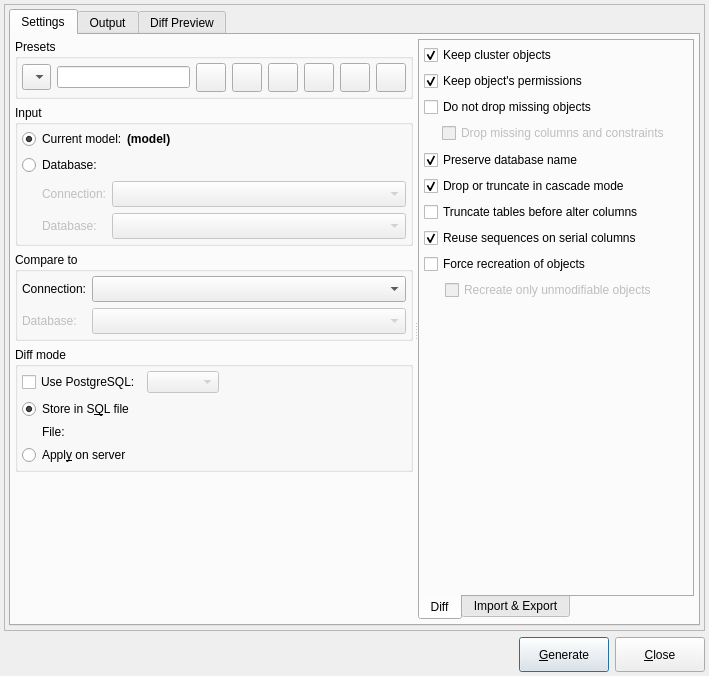
Qt form libpgmodeler_ui/ui/modeldatabasediffform.ui (pgmodeler/pgmodeler) before a commit.
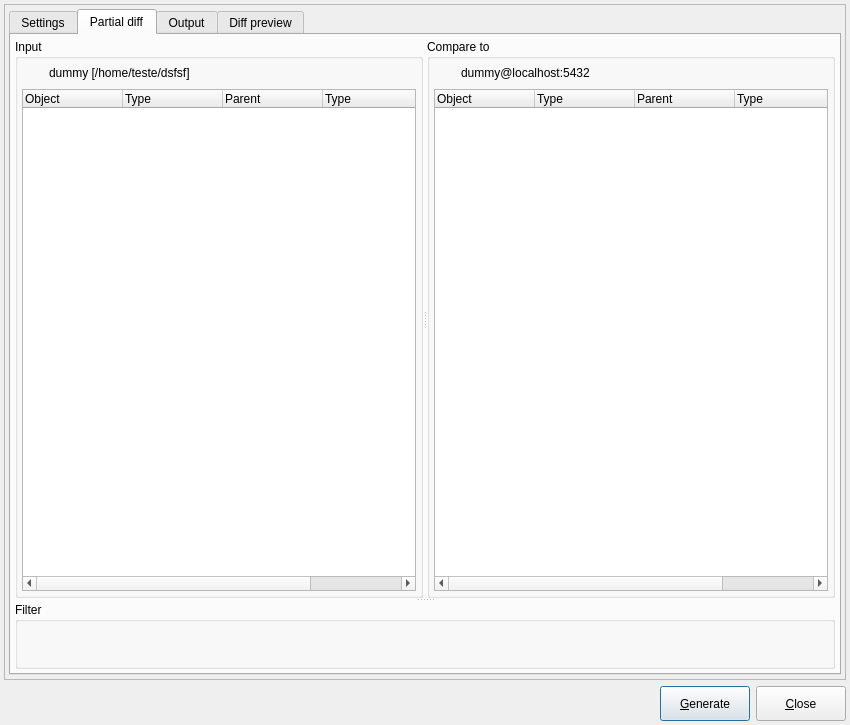
The same form after that commit. The open tabs and pages were chosen to show the change. Icons and pictures are not drawn.

Commit message: Creating initial structure for partial diffs in ModelDatabaseDiffForm

What changed in the file:
```diff
--- a/libpgmodeler_ui/ui/modeldatabasediffform.ui
+++ b/libpgmodeler_ui/ui/modeldatabasediffform.ui
@@ -9,8 +9,8 @@
    <rect>
     <x>0</x>
     <y>0</y>
-    <width>709</width>
-    <height>676</height>
+    <width>850</width>
+    <height>725</height>
    </rect>
   </property>
   <property name="sizePolicy">
@@ -21,8 +21,8 @@
   </property>
   <property name="minimumSize">
    <size>
-    <width>680</width>
-    <height>570</height>
+    <width>850</width>
+    <height>725</height>
    </size>
   </property>
   <property name="maximumSize">
@@ -84,7 +84,7 @@
       <property name="bottomMargin">
        <number>4</number>
       </property>
-      <item row="0" column="0">
+      <item row="1" column="0">
        <widget class="QTabWidget" name="settings_tbw">
         <property name="sizePolicy">
          <sizepolicy hsizetype="Expanding" vsizetype="Expanding">
@@ -125,6 +125,9 @@
             </property>
             <widget class="QWidget" name="layoutWidget">
              <layout class="QVBoxLayout" name="verticalLayout_6">
+              <property name="spacing">
+               <number>6</number>
+              </property>
               <item>
                <widget class="QGroupBox" name="presets_gb">
                 <property name="sizePolicy">
@@ -580,6 +583,9 @@
                  <property name="bottomMargin">
                   <number>4</number>
                  </property>
+                 <property name="horizontalSpacing">
+                  <number>6</number>
+                 </property>
                  <item row="0" column="0">
                   <widget class="QLabel" name="connection_lbl">
                    <property name="text">
@@ -659,9 +665,12 @@
                  </sizepolicy>
                 </property>
                 <property name="title">
-                 <string>Diff mode</string>
+                 <string>Options</string>
                 </property>
                 <layout class="QVBoxLayout" name="verticalLayout">
+                 <property name="spacing">
+                  <number>6</number>
+                 </property>
                  <property name="leftMargin">
                   <number>4</number>
                  </property>
@@ -676,6 +685,9 @@
                  </property>
                  <item>
                   <layout class="QHBoxLayout" name="horizontalLayout_17">
+                   <property name="spacing">
+                    <number>6</number>
+                   </property>
                    <item>
                     <widget class="QCheckBox" name="pgsql_ver_chk">
                      <property name="toolTip">
@@ -716,6 +728,9 @@
                  </item>
                  <item>
                   <layout class="QHBoxLayout" name="horizontalLayout_7">
+                   <property name="spacing">
+                    <number>6</number>
+                   </property>
                    <item>
                     <widget class="QRadioButton" name="store_in_file_rb">
                      <property name="sizePolicy">
@@ -810,6 +825,9 @@
                  </item>
                  <item>
                   <layout class="QHBoxLayout" name="horizontalLayout_8">
+                   <property name="spacing">
+                    <number>6</number>
+                   </property>
                    <item>
                     <widget class="QRadioButton" name="apply_on_server_rb">
                      <property name="enabled">
@@ -886,6 +904,9 @@
                <string>Diff</string>
               </attribute>
               <layout class="QVBoxLayout" name="verticalLayout_2">
+               <property name="spacing">
+                <number>6</number>
+               </property>
                <property name="leftMargin">
                 <number>4</number>
                </property>
@@ -898,8 +919,6 @@
                <property name="bottomMargin">
                 <number>4</number>
                </property>
-               <item>
-                <layout class="QHBoxLayout" name="horizontalLayout_12">
                  <item>
                   <widget class="QCheckBox" name="keep_cluster_objs_chk">
                    <property name="toolTip">
@@ -916,10 +935,6 @@
                    </property>
                   </widget>
                  </item>
-                </layout>
-               </item>
-               <item>
-                <layout class="QHBoxLayout" name="horizontalLayout_15">
                  <item>
                   <widget class="QCheckBox" name="keep_obj_perms_chk">
                    <property name="toolTip">
@@ -936,8 +951,6 @@
                    </property>
                   </widget>
                  </item>
-                </layout>
-               </item>
                <item>
                 <layout class="QGridLayout" name="gridLayout_12">
                  <item row="0" column="0" colspan="2">
@@ -999,8 +1012,6 @@
                  </item>
                 </layout>
                </item>
-               <item>
-                <layout class="QHBoxLayout" name="horizontalLayout_21">
                  <item>
                   <widget class="QCheckBox" name="preserve_db_name_chk">
                    <property name="toolTip">
@@ -1017,10 +1028,6 @@
                    </property>
                   </widget>
                  </item>
-                </layout>
-               </item>
-               <item>
-                <layout class="QHBoxLayout" name="horizontalLayout_16">
                  <item>
                   <widget class="QCheckBox" name="cascade_mode_chk">
                    <property name="enabled">
@@ -1040,10 +1047,6 @@
                    </property>
                   </widget>
                  </item>
-                </layout>
-               </item>
-               <item>
-                <layout class="QHBoxLayout" name="horizontalLayout_14">
                  <item>
                   <widget class="QCheckBox" name="trunc_tables_chk">
                    <property name="sizePolicy">
@@ -1063,10 +1066,6 @@
                    </property>
                   </widget>
                  </item>
-                </layout>
-               </item>
-               <item>
-                <layout class="QHBoxLayout" name="horizontalLayout_20">
                  <item>
                   <widget class="QCheckBox" name="reuse_sequences_chk">
                    <property name="sizePolicy">
@@ -1089,8 +1088,6 @@
                    </property>
                   </widget>
                  </item>
-                </layout>
-               </item>
                <item>
                 <layout class="QGridLayout" name="gridLayout_8">
                  <item row="0" column="0" colspan="2">
@@ -1380,6 +1377,346 @@
           </item>
          </layout>
         </widget>
+        <widget class="QWidget" name="tab_6">
+         <attribute name="title">
+          <string>Partial diff</string>
+         </attribute>
+         <layout class="QGridLayout" name="gridLayout">
+          <property name="leftMargin">
+           <number>4</number>
+          </property>
+          <property name="topMargin">
+           <number>4</number>
+          </property>
+          <property name="rightMargin">
+           <number>4</number>
+          </property>
+          <property name="bottomMargin">
+           <number>4</number>
+          </property>
+          <item row="0" column="0">
+           <widget class="QSplitter" name="pd_vsplitter">
+            <property name="orientation">
+             <enum>Qt::Vertical</enum>
+            </property>
+            <property name="childrenCollapsible">
+             <bool>false</bool>
+            </property>
+            <widget class="QSplitter" name="pd_hsplitter">
+             <property name="orientation">
+              <enum>Qt::Horizontal</enum>
+             </property>
+             <property name="childrenCollapsible">
+              <bool>false</bool>
+             </property>
+             <widget class="QGroupBox" name="pd_input_gb">
+              <property name="sizePolicy">
+               <sizepolicy hsizetype="Expanding" vsizetype="Expanding">
+                <horstretch>0</horstretch>
+                <verstretch>0</verstretch>
+               </sizepolicy>
+              </property>
+              <property name="title">
+               <string>Input</string>
+              </property>
+              <layout class="QVBoxLayout" name="verticalLayout_9">
+               <property name="leftMargin">
+                <number>4</number>
+               </property>
+               <property name="topMargin">
+                <number>4</number>
+               </property>
+               <property name="rightMargin">
+                <number>4</number>
+               </property>
+               <property name="bottomMargin">
+                <number>4</number>
+               </property>
+               <item>
+                <layout class="QHBoxLayout" name="horizontalLayout_14">
+                 <property name="spacing">
+                  <number>0</number>
+                 </property>
+                 <item>
+                  <widget class="QLabel" name="pd_input_ico_lbl">
+                   <property name="minimumSize">
+                    <size>
+                     <width>20</width>
+                     <height>20</height>
+                    </size>
+                   </property>
+                   <property name="maximumSize">
+                    <size>
+                     <width>22</width>
+                     <height>22</height>
+                    </size>
+                   </property>
+                   <property name="text">
+                    <string/>
+                   </property>
+                   <property name="pixmap">
+                    <pixmap resource="../res/resources.qrc">:/icones/icones/pgsqlModeler48x48.png</pixmap>
+                   </property>
+                   <property name="scaledContents">
+                    <bool>true</bool>
+                   </property>
+                  </widget>
+                 </item>
+                 <item>
+                  <widget class="QLabel" name="pd_input_lbl">
+                   <property name="sizePolicy">
+                    <sizepolicy hsizetype="Preferred" vsizetype="Preferred">
+                     <horstretch>0</horstretch>
+                     <verstretch>0</verstretch>
+                    </sizepolicy>
+                   </property>
+                   <property name="text">
+                    <string>dummy [/home/teste/dsfsf]</string>
+                   </property>
+                   <property name="indent">
+                    <number>5</number>
+                   </property>
+                  </widget>
+                 </item>
+                </layout>
+               </item>
+               <item>
+                <widget class="QTableWidget" name="filtered_objs_tbw">
+                 <property name="enabled">
+                  <bool>true</bool>
+                 </property>
+                 <property name="editTriggers">
+                  <set>QAbstractItemView::NoEditTriggers</set>
+                 </property>
+                 <property name="alternatingRowColors">
+                  <bool>true</bool>
+                 </property>
+                 <property name="selectionMode">
+                  <enum>QAbstractItemView::ExtendedSelection</enum>
+                 </property>
+                 <property name="selectionBehavior">
+                  <enum>QAbstractItemView::SelectRows</enum>
+                 </property>
+                 <property name="gridStyle">
+                  <enum>Qt::SolidLine</enum>
+                 </property>
+                 <property name="sortingEnabled">
+                  <bool>true</bool>
+                 </property>
+                 <column>
+                  <property name="text">
+                   <string>Object</string>
+                  </property>
+                  <property name="textAlignment">
+                   <set>AlignLeading|AlignVCenter</set>
+                  </property>
+                  <property name="icon">
+                   <iconset resource="../res/resources.qrc">
+                    <normaloff>:/icones/icones/table.png</normaloff>:/icones/icones/table.png</iconset>
+                  </property>
+                 </column>
+                 <column>
+                  <property name="text">
+                   <string>Type</string>
+                  </property>
+                  <property name="textAlignment">
+                   <set>AlignLeading|AlignVCenter</set>
+                  </property>
+                  <property name="icon">
+                   <iconset resource="../res/resources.qrc">
+                    <normaloff>:/icones/icones/usertype.png</normaloff>:/icones/icones/usertype.png</iconset>
+                  </property>
+                 </column>
+                 <column>
+                  <property name="text">
+                   <string>Parent</string>
+                  </property>
+                  <property name="textAlignment">
+                   <set>AlignLeading|AlignVCenter</set>
+                  </property>
+                  <property name="icon">
+                   <iconset resource="../res/resources.qrc">
+                    <normaloff>:/icones/icones/schema.png</normaloff>:/icones/icones/schema.png</iconset>
+                  </property>
+                 </column>
+                 <column>
+                  <property name="text">
+                   <string>Type</string>
+                  </property>
+                  <property name="textAlignment">
+                   <set>AlignLeading|AlignVCenter</set>
+                  </property>
+                  <property name="icon">
+                   <iconset resource="../res/resources.qrc">
+                    <normaloff>:/icones/icones/usertype.png</normaloff>:/icones/icones/usertype.png</iconset>
+                  </property>
+                 </column>
+                </widget>
+               </item>
+              </layout>
+             </widget>
+             <widget class="QGroupBox" name="pd_compare_to_gb">
+              <property name="sizePolicy">
+               <sizepolicy hsizetype="Expanding" vsizetype="Expanding">
+                <horstretch>0</horstretch>
+                <verstretch>0</verstretch>
+               </sizepolicy>
+              </property>
+              <property name="title">
+               <string>Compare to</string>
+              </property>
+              <layout class="QVBoxLayout" name="verticalLayout_10">
+               <property name="leftMargin">
+                <number>4</number>
+               </property>
+               <property name="topMargin">
+                <number>4</number>
+               </property>
+               <property name="rightMargin">
+                <number>4</number>
+               </property>
+               <property name="bottomMargin">
+                <number>4</number>
+               </property>
+               <item>
+                <layout class="QHBoxLayout" name="horizontalLayout_12">
+                 <property name="spacing">
+                  <number>0</number>
+                 </property>
+                 <item>
+                  <widget class="QLabel" name="pd_compare_to_ico_lbl">
+                   <property name="minimumSize">
+                    <size>
+                     <width>20</width>
+                     <height>20</height>
+                    </size>
+                   </property>
+                   <property name="maximumSize">
+                    <size>
+                     <width>22</width>
+                     <height>22</height>
+                    </size>
+                   </property>
+                   <property name="text">
+                    <string/>
+                   </property>
+                   <property name="pixmap">
+                    <pixmap resource="../res/resources.qrc">:/icones/icones/database.png</pixmap>
+                   </property>
+                   <property name="scaledContents">
+                    <bool>true</bool>
+                   </property>
+                  </widget>
+                 </item>
+                 <item>
+                  <widget class="QLabel" name="pd_compare_to_lbl">
+                   <property name="sizePolicy">
+                    <sizepolicy hsizetype="Preferred" vsizetype="Preferred">
+                     <horstretch>0</horstretch>
+                     <verstretch>0</verstretch>
+                    </sizepolicy>
+                   </property>
+                   <property name="text">
+                    <string>dummy@localhost:5432</string>
+                   </property>
+                   <property name="indent">
+                    <number>5</number>
+                   </property>
+                  </widget>
+                 </item>
+                </layout>
+               </item>
+               <item>
+                <widget class="QTableWidget" name="filtered_objs_tbw_2">
+                 <property name="enabled">
+                  <bool>true</bool>
+                 </property>
+                 <property name="editTriggers">
+                  <set>QAbstractItemView::NoEditTriggers</set>
+                 </property>
+                 <property name="alternatingRowColors">
+                  <bool>true</bool>
+                 </property>
+                 <property name="selectionMode">
+                  <enum>QAbstractItemView::ExtendedSelection</enum>
+                 </property>
+                 <property name="selectionBehavior">
+                  <enum>QAbstractItemView::SelectRows</enum>
+                 </property>
+                 <property name="gridStyle">
+                  <enum>Qt::SolidLine</enum>
+                 </property>
+                 <property name="sortingEnabled">
+                  <bool>true</bool>
+                 </property>
+                 <column>
+                  <property name="text">
+                   <string>Object</string>
+                  </property>
+                  <property name="textAlignment">
+                   <set>AlignLeading|AlignVCenter</set>
+                  </property>
+                  <property name="icon">
+                   <iconset resource="../res/resources.qrc">
+                    <normaloff>:/icones/icones/table.png</normaloff>:/icones/icones/table.png</iconset>
+                  </property>
+                 </column>
+                 <column>
+                  <property name="text">
+                   <string>Type</string>
+                  </property>
+                  <property name="textAlignment">
+                   <set>AlignLeading|AlignVCenter</set>
+                  </property>
+                  <property name="icon">
+                   <iconset resource="../res/resources.qrc">
+                    <normaloff>:/icones/icones/usertype.png</normaloff>:/icones/icones/usertype.png</iconset>
+                  </property>
+                 </column>
+                 <column>
+                  <property name="text">
+                   <string>Parent</string>
+                  </property>
+                  <property name="textAlignment">
+                   <set>AlignLeading|AlignVCenter</set>
+                  </property>
+                  <property name="icon">
+                   <iconset resource="../res/resources.qrc">
+                    <normaloff>:/icones/icones/schema.png</normaloff>:/icones/icones/schema.png</iconset>
+                  </property>
+                 </column>
+                 <column>
+                  <property name="text">
+                   <string>Type</string>
+                  </property>
+                  <property name="textAlignment">
+                   <set>AlignLeading|AlignVCenter</set>
+                  </property>
+                  <property name="icon">
+                   <iconset resource="../res/resources.qrc">
+                    <normaloff>:/icones/icones/usertype.png</normaloff>:/icones/icones/usertype.png</iconset>
+                  </property>
+                 </column>
+                </widget>
+               </item>
+              </layout>
+             </widget>
+            </widget>
+            <widget class="QGroupBox" name="pd_filter_gb">
+             <property name="sizePolicy">
+              <sizepolicy hsizetype="Expanding" vsizetype="Preferred">
+               <horstretch>0</horstretch>
+               <verstretch>0</verstretch>
+              </sizepolicy>
+             </property>
+             <property name="title">
+              <string>Filter</string>
+             </property>
+            </widget>
+           </widget>
+          </item>
+         </layout>
+        </widget>
         <widget class="QWidget" name="tab_2">
          <attribute name="title">
           <string>Output</string>
@@ -1926,7 +2263,7 @@
         </widget>
         <widget class="QWidget" name="tab_3">
          <attribute name="title">
-          <string>Diff Preview</string>
+          <string>Diff preview</string>
          </attribute>
          <layout class="QGridLayout" name="gridLayout_5">
           <property name="leftMargin">
```
Left out of the diff: 51 changed lines with no effect on the pictures. Lines whose indentation alone changed are shown as unchanged. The commit also changes 4 other files.
